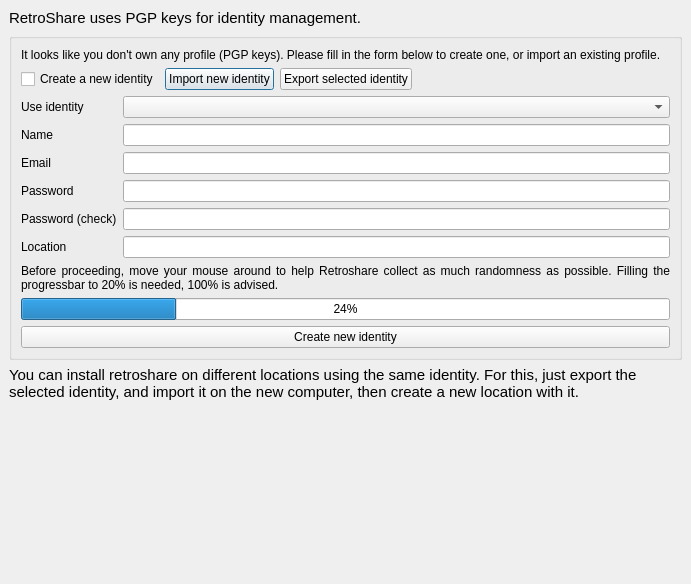
Qt form retroshare-gui/src/gui/GenCertDialog.ui (RetroShare/RetroShare) before a commit.
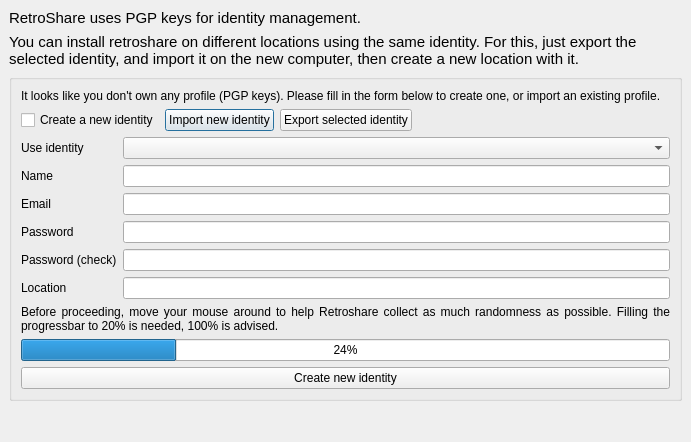
The same form after that commit. Icons and pictures are not drawn. Custom widgets are drawn as their Qt base class.

Commit message: * Added a default stylesheet for the generate button * hide/show the correct info labels at top.

The edit to the form file:
```diff
--- a/retroshare-gui/src/gui/GenCertDialog.ui
+++ b/retroshare-gui/src/gui/GenCertDialog.ui
@@ -7,7 +7,7 @@
     <x>0</x>
     <y>0</y>
     <width>691</width>
-    <height>584</height>
+    <height>442</height>
    </rect>
   </property>
   <property name="windowTitle">
@@ -271,6 +271,16 @@
              <height>26</height>
             </size>
            </property>
+           <property name="font">
+            <font>
+             <family>Arial</family>
+             <weight>50</weight>
+             <bold>false</bold>
+            </font>
+           </property>
+           <property name="styleSheet">
+            <string notr="true"/>
+           </property>
            <property name="text">
             <string>Create new identity</string>
            </property>
@@ -299,22 +309,6 @@
         </property>
        </widget>
       </item>
-      <item row="3" column="0">
-       <widget class="QLabel" name="genprofileinfo_label">
-        <property name="font">
-         <font>
-          <family>Tahoma</family>
-          <pointsize>11</pointsize>
-         </font>
-        </property>
-        <property name="text">
-         <string>You can install retroshare on different locations using the same identity. For this, just export the selected identity, and import it on the new computer, then create a new location with it.</string>
-        </property>
-        <property name="wordWrap">
-         <bool>true</bool>
-        </property>
-       </widget>
-      </item>
       <item row="4" column="0">
        <spacer name="verticalSpacer">
         <property name="orientation">
@@ -328,6 +322,22 @@
         </property>
        </spacer>
       </item>
+      <item row="1" column="0">
+       <widget class="QLabel" name="genprofileinfo_label">
+        <property name="font">
+         <font>
+          <family>Tahoma</family>
+          <pointsize>11</pointsize>
+         </font>
+        </property>
+        <property name="text">
+         <string>You can install retroshare on different locations using the same identity. For this, just export the selected identity, and import it on the new computer, then create a new location with it.</string>
+        </property>
+        <property name="wordWrap">
+         <bool>true</bool>
+        </property>
+       </widget>
+      </item>
      </layout>
     </widget>
    </item>
```
Left out of the diff: 4 changed lines with no effect on the pictures. The commit also changes 2 other files.
